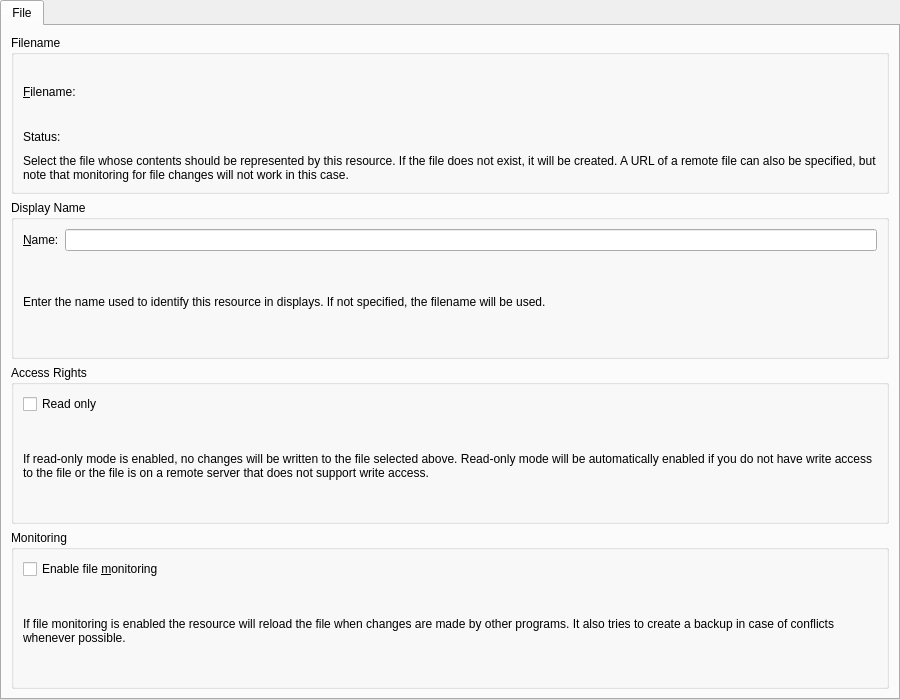
First picture: the form in resources/shared/singlefileresource/singlefileresourceconfigwidget_desktop.ui, repository KDE/kdepim-runtime, before the edit.
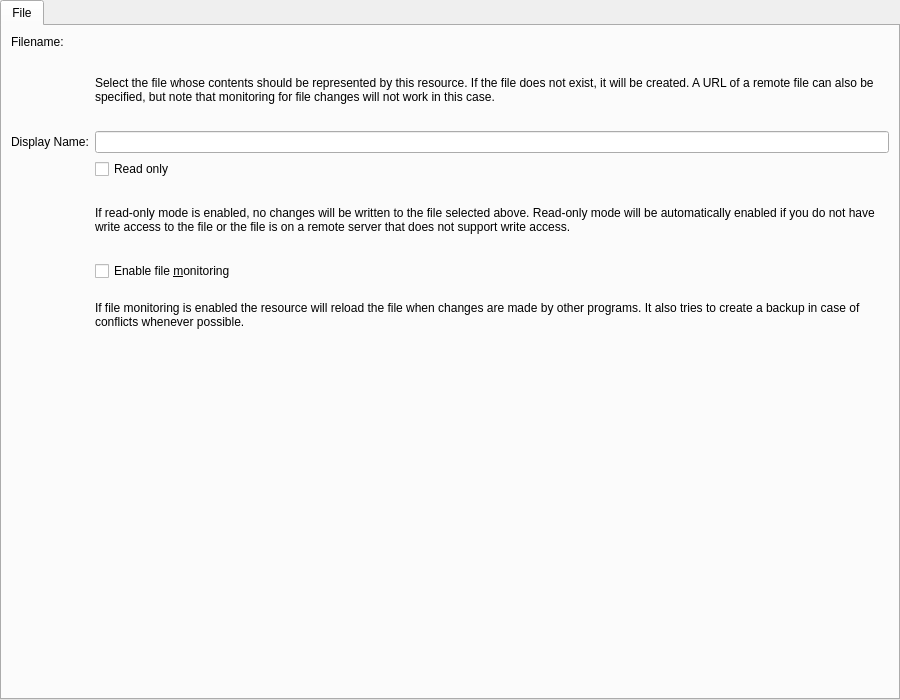
Second picture: the form after the edit. Custom widgets are drawn as their Qt base class.

Commit message: Port SingleFileResource Config UI to QFormLayout

The edit to the form file:
```diff
--- a/resources/shared/singlefileresource/singlefileresourceconfigwidget_desktop.ui
+++ b/resources/shared/singlefileresource/singlefileresourceconfigwidget_desktop.ui
@@ -12,8 +12,8 @@
   </property>
   <property name="minimumSize">
    <size>
-    <width>900</width>
-    <height>0</height>
+    <width>450</width>
+    <height>350</height>
    </size>
   </property>
   <layout class="QGridLayout" name="gridLayout_2">
@@ -40,133 +40,96 @@
       </attribute>
       <layout class="QVBoxLayout" name="tabLayout">
        <item>
-        <widget class="QGroupBox" name="groupBox_2">
-         <property name="title">
-          <string>Filename</string>
-         </property>
-         <layout class="QVBoxLayout" name="verticalLayout_4">
-          <item>
-           <layout class="QVBoxLayout" name="verticalLayout_3">
-            <item>
-             <layout class="QHBoxLayout" name="horizontalLayout">
-              <item>
-               <widget class="QLabel" name="label">
+        <layout class="QFormLayout" name="formLayout">
+         <item row="0" column="0">
+          <widget class="QLabel" name="filenameLabel">
                 <property name="text">
-                 <string>&amp;Filename:</string>
+            <string>Filename:</string>
                 </property>
                 <property name="buddy">
                  <cstring>kcfg_Path</cstring>
                 </property>
                </widget>
               </item>
-              <item>
+         <item row="0" column="1">
                <widget class="KUrlRequester" name="kcfg_Path"/>
               </item>
-             </layout>
-            </item>
-            <item>
-             <layout class="QVBoxLayout" name="verticalLayout">
-              <item>
-               <widget class="QLabel" name="statusLabel">
-                <property name="text">
-                 <string>Status:</string>
-                </property>
-               </widget>
-              </item>
-              <item>
-               <widget class="QLabel" name="textEdit">
+         <item row="1" column="1">
+          <widget class="QLabel" name="pathLabel">
+           <property name="sizePolicy">
+            <sizepolicy hsizetype="Expanding" vsizetype="Preferred">
+             <horstretch>0</horstretch>
+             <verstretch>0</verstretch>
+            </sizepolicy>
+           </property>
                 <property name="text">
                  <string>Select the file whose contents should be represented by this resource. If the file does not exist, it will be created. A URL of a remote file can also be specified, but note that monitoring for file changes will not work in this case.</string>
                 </property>
                 <property name="wordWrap">
                  <bool>true</bool>
                 </property>
-               </widget>
-              </item>
-             </layout>
-            </item>
-           </layout>
-          </item>
-         </layout>
-        </widget>
-       </item>
-       <item>
-        <widget class="QGroupBox" name="groupBox_3">
-         <property name="title">
-          <string>Display Name</string>
-         </property>
-         <layout class="QVBoxLayout" name="verticalLayout_2">
-          <item>
-           <layout class="QHBoxLayout" name="horizontalLayout_2">
-            <item>
-             <widget class="QLabel" name="label_1">
+           <property name="buddy">
+            <cstring>kcfg_Path</cstring>
+           </property>
+          </widget>
+         </item>
+         <item row="2" column="0">
+          <widget class="QLabel" name="filenameLabel">
               <property name="text">
-               <string>&amp;Name:</string>
+            <string>Display Name:</string>
               </property>
               <property name="buddy">
                <cstring>kcfg_DisplayName</cstring>
               </property>
              </widget>
             </item>
-            <item>
+         <item row="2" column="1">
              <widget class="QLineEdit" name="kcfg_DisplayName"/>
             </item>
-           </layout>
-          </item>
-          <item>
-           <widget class="QLabel" name="textEdit_2">
-            <property name="text">
-             <string>Enter the name used to identify this resource in displays. If not specified, the filename will be used.</string>
-            </property>
-            <property name="wordWrap">
-             <bool>true</bool>
-            </property>
-           </widget>
-          </item>
-         </layout>
-        </widget>
-       </item>
-       <item>
-        <widget class="QGroupBox" name="groupBox">
-         <property name="title">
-          <string>Access Rights</string>
-         </property>
-         <layout class="QGridLayout" name="gridLayout_4">
-          <item row="1" column="0">
-           <widget class="QLabel" name="textEdit_3">
-            <property name="text">
-             <string>If read-only mode is enabled, no changes will be written to the file selected above. Read-only mode will be automatically enabled if you do not have write access to the file or the file is on a remote server that does not support write access.</string>
-            </property>
-            <property name="wordWrap">
-             <bool>true</bool>
-            </property>
-           </widget>
-          </item>
-          <item row="0" column="0">
+         <item row="3" column="1">
            <widget class="QCheckBox" name="kcfg_ReadOnly">
             <property name="text">
              <string>Read only</string>
             </property>
            </widget>
           </item>
-         </layout>
-        </widget>
-       </item>
-       <item>
-        <widget class="QGroupBox" name="groupBox_MonitorFile">
-         <property name="title">
-          <string>Monitoring</string>
-         </property>
-         <layout class="QGridLayout" name="gridLayout">
-          <item row="0" column="0">
+         <item row="4" column="1">
+          <widget class="QLabel" name="readOnlyLabel">
+           <property name="sizePolicy">
+            <sizepolicy hsizetype="Expanding" vsizetype="Preferred">
+             <horstretch>0</horstretch>
+             <verstretch>0</verstretch>
+            </sizepolicy>
+           </property>
+           <property name="visible">
+            <bool>true</bool>
+           </property>
+           <property name="text">
+            <string>If read-only mode is enabled, no changes will be written to the file selected above. Read-only mode will be automatically enabled if you do not have write access to the file or the file is on a remote server that does not support write access.</string>
+           </property>
+           <property name="wordWrap">
+            <bool>true</bool>
+           </property>
+           <property name="buddy">
+            <cstring>kcfg_ReadOnly</cstring>
+           </property>
+          </widget>
+         </item>
+         <item row="5" column="1">
            <widget class="QCheckBox" name="kcfg_MonitorFile">
             <property name="text">
              <string>Enable file &amp;monitoring</string>
             </property>
            </widget>
           </item>
-          <item row="1" column="0">
-           <widget class="QLabel" name="textEdit_4">
+         <item row="6" column="1">
+          <widget class="QLabel" name="monitoringLabel">
+           <property name="sizePolicy">
+            <sizepolicy hsizetype="Expanding" vsizetype="Preferred">
+             <horstretch>0</horstretch>
+             <verstretch>0</verstretch>
+            </sizepolicy>
+           </property>
             <property name="text">
              <string>If file monitoring is enabled the resource will reload the file when changes are made by other programs. It also tries to create a backup in case of conflicts whenever possible.</string>
             </property>
@@ -176,7 +139,9 @@
            </widget>
           </item>
          </layout>
-        </widget>
+       </item>
+       <item>
+        <widget class="KMessageWidget" name="statusLabel"/>
        </item>
       </layout>
      </widget>
@@ -190,6 +155,11 @@
    <extends>QWidget</extends>
    <header>kurlrequester.h</header>
   </customwidget>
+  <customwidget>
+   <class>KMessageWidget</class>
+   <extends>QFrame</extends>
+   <header>kmessagewidget.h</header>
+  </customwidget>
  </customwidgets>
  <resources/>
  <connections/>
```
Left out of the diff: 3 changed lines with no effect on the pictures. Lines whose indentation alone changed are shown as unchanged. The commit also changes 1 other file.
